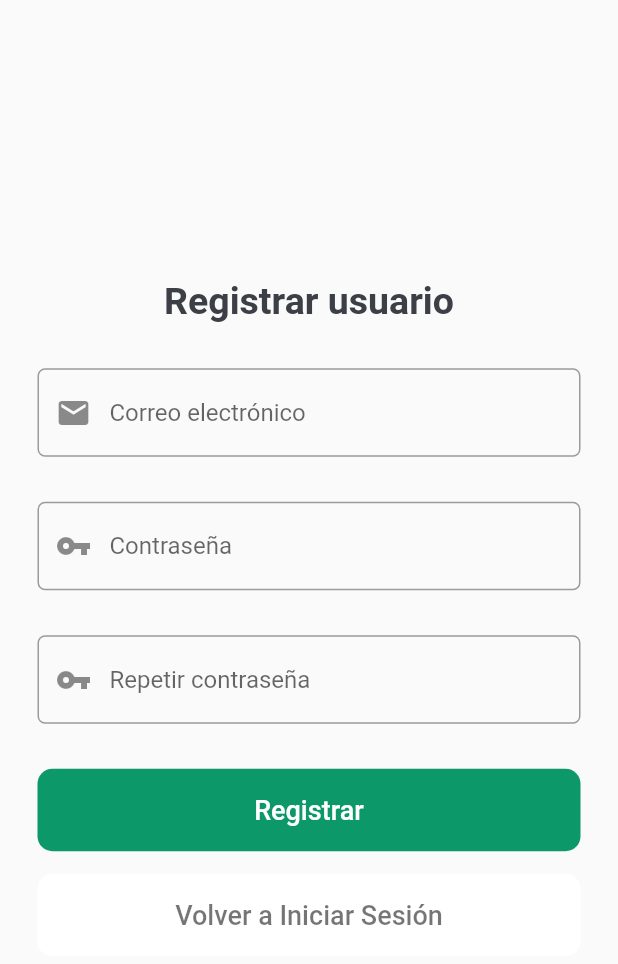
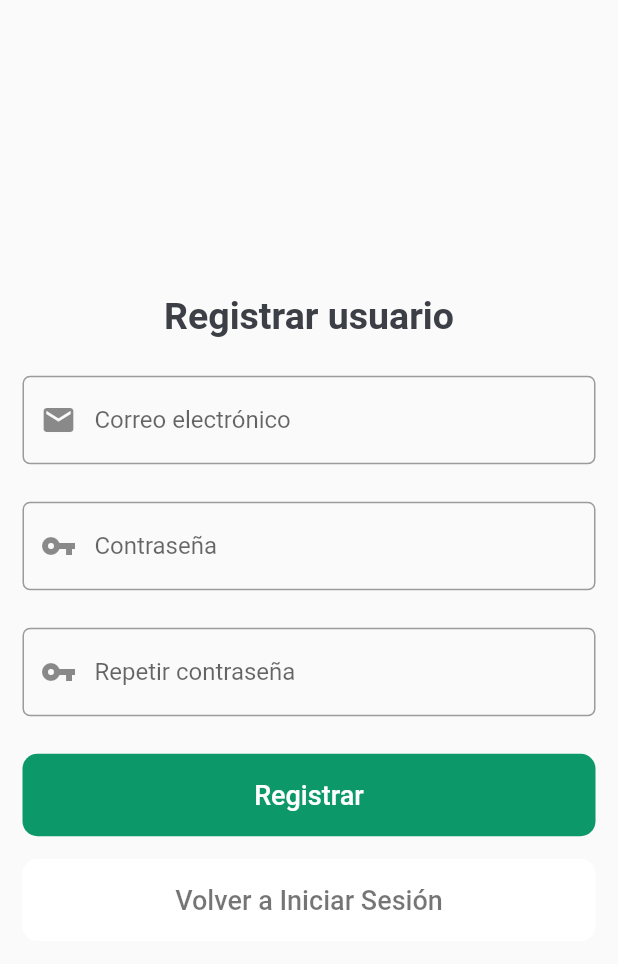
Before and after one commit to BrunoCamacho98/OrganicPeru-Ecommerce, a Flutter app: the screen it shows after launch, after a tap on "Crear cuenta", after a tap on "Registrar", on a phone screen of 412 x 824 dp. Shown: the top 964 px of the screen. Run offline on Flutter 3.47's test engine with Material 2 defaults, Android fonts, the phone set to English and light mode, and no system bars; our stand-ins replace cloud_firestore, firebase_auth, firebase_core, firebase_database, flutter_svg; accounts and stored records are empty; network calls fail.

Commit message:
Login and register

```diff
--- /dev/null
+++ b/lib/models/user.dart
@@ -0,0 +1,50 @@
+import 'package:firebase_database/firebase_database.dart';
+
+class User {
+  String? id;
+  String? name;
+  String? dni;
+  String? address;
+  String? email;
+  String? uid;
+
+  User({this.id, this.name, this.dni, this.address, this.email, this.uid});
+
+  User.fromJson(Map<String, dynamic> json) {
+    id = json['id'];
+    name = json['name'];
+    email = json['email'];
+    dni = json['dni'];
+    address = json['address'];
+    uid = json['uid'];
+  }
+
+  getName() {
+    return name;
+  }
+
+  getDNI() {
+    return dni;
+  }
+
+  getEmail() {
+    return email;
+  }
+
+  getAddress() {
+    return address;
+  }
+
+  getUID() {
+    return uid;
+  }
+
+  User.fromSnapShot(DataSnapshot snapshot) {
+    id = snapshot.key;
+    name = snapshot.value['name'];
+    email = snapshot.value['email'];
+    dni = snapshot.value['dni'];
+    address = snapshot.value['address'];
+    uid = snapshot.value['uid'];
+  }
+}
--- a/lib/screens/public/register.dart
+++ b/lib/screens/public/register.dart
@@ -1,3 +1,5 @@
+import 'package:cloud_firestore/cloud_firestore.dart';
+import 'package:firebase_auth/firebase_auth.dart';
 import 'package:flutter/material.dart';
 import 'package:organic/constants/theme.dart';
 import 'package:organic/services/authentification/auth_services.dart';
@@ -18,6 +20,9 @@ class _RegisterState extends State<Register> {
       TextEditingController();
   final _formkey = GlobalKey<FormState>();
 
+  CollectionReference userReference =
+      FirebaseFirestore.instance.collection('Users');
+
   @override
   void initState() {
     super.initState();
@@ -37,7 +42,7 @@ class _RegisterState extends State<Register> {
     return Scaffold(
         body: SafeArea(
       child: Padding(
-        padding: const EdgeInsets.all(25.0),
+        padding: const EdgeInsets.all(15.0),
         child: Form(
           key: _formkey,
           child: Column(
@@ -51,7 +56,7 @@ class _RegisterState extends State<Register> {
                   fontWeight: FontWeight.bold,
                 ),
               ),
-              const SizedBox(height: 30),
+              const SizedBox(height: 25),
               TextFormField(
                 controller: _emailController,
                 decoration: InputDecoration(
@@ -60,7 +65,7 @@ class _RegisterState extends State<Register> {
                     border: OutlineInputBorder(
                         borderRadius: BorderRadius.circular(5))),
               ),
-              const SizedBox(height: 30),
+              const SizedBox(height: 25),
               TextFormField(
                 controller: _passwordController,
                 obscureText: true,
@@ -70,7 +75,7 @@ class _RegisterState extends State<Register> {
                     border: OutlineInputBorder(
                         borderRadius: BorderRadius.circular(5))),
               ),
-              const SizedBox(height: 30),
+              const SizedBox(height: 25),
               TextFormField(
                 controller: _repeatPasswordController,
                 obscureText: true,
@@ -80,12 +85,26 @@ class _RegisterState extends State<Register> {
                     border: OutlineInputBorder(
                         borderRadius: BorderRadius.circular(5))),
               ),
-              const SizedBox(height: 30),
+              const SizedBox(height: 25),
               MaterialButton(
                 onPressed: () async {
                   if (_formkey.currentState!.validate()) {
-                    await loginProvider.register(_emailController.text.trim(),
+                    User user = await loginProvider.register(
+                        _emailController.text.trim(),
                         _passwordController.text.trim());
+
+                    userReference.add({
+                      'id': userReference.doc().id,
+                      'email': _emailController.text.trim(),
+                      'dni': null,
+                      'address': null,
+                      'name': _emailController.text.trim(),
+                      'uid': user.uid
+                    }).then((value) {
+                      _emailController.clear();
+                      _passwordController.clear();
+                      _repeatPasswordController.clear();
+                    });
                   }
                 },
                 height: 55,
--- a/lib/services/authentification/auth_services.dart
+++ b/lib/services/authentification/auth_services.dart
@@ -18,6 +18,7 @@ class AuthServices with ChangeNotifier {
           .createUserWithEmailAndPassword(email: email, password: password);
 
       User? user = authResult.user;
+
       setLoading(false);
       return user;
     } on SocketException {
--- a/pubspec.yaml
+++ b/pubspec.yaml
@@ -39,6 +39,8 @@ dependencies:
   provider:
   firebase_auth:
   firebase_core:
+  firebase_database:
+  firebase_storage:
   cloud_firestore:
 
 dev_dependencies:
```
Also changed, not shown: lib/screens/public/login.dart (+7 -3 lines), pubspec.lock.
